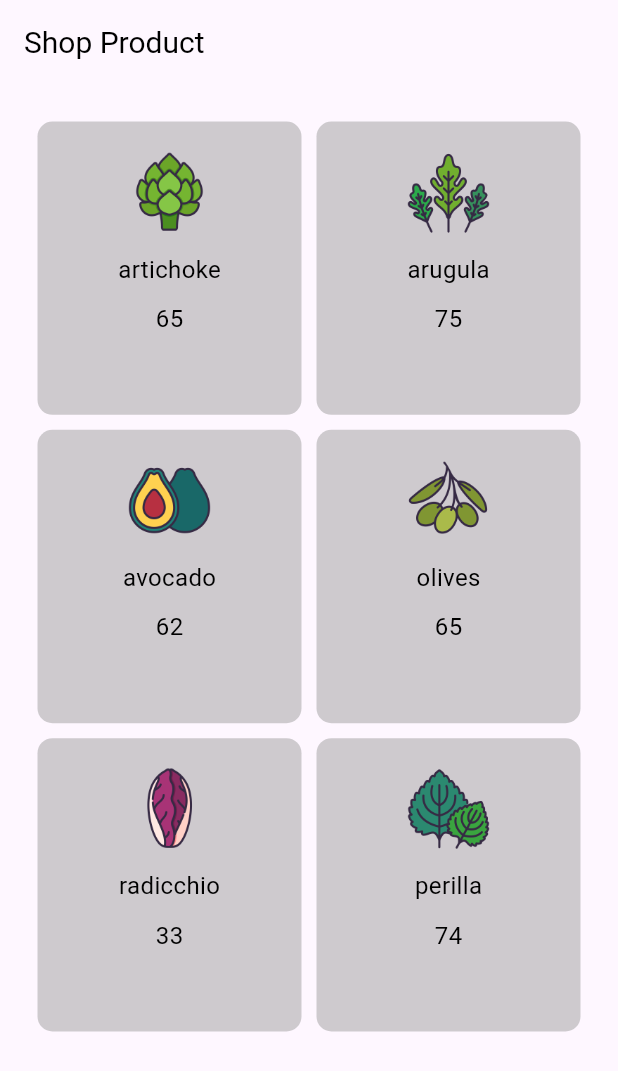
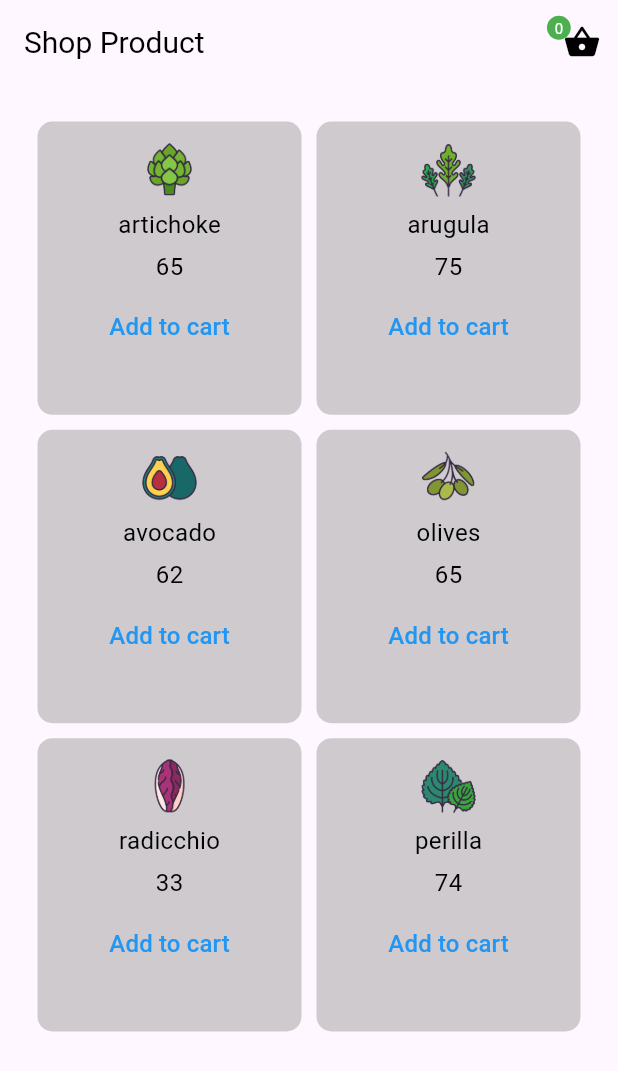
Before and after one commit to abdulrahmanahme/Flutter-Riverpod, a Flutter app: the screen it shows after launch, on a phone screen of 412 x 824 dp. Shown: the top 1071 px of the screen. Run offline on Flutter 3.47's test engine with Material 3 defaults, Android fonts, the phone set to English and light mode, and no system bars; our stand-ins replace flutter_riverpod, riverpod_annotation; missing offline and left inert: dart:ffi.

Commit message:
- Add shop provider

```diff
--- a/lib/shop/view/shop_product_screen.dart
+++ b/lib/shop/view/shop_product_screen.dart
@@ -1,7 +1,11 @@
+import 'dart:developer';
+
 import 'package:flutter/material.dart';
 import 'package:flutter/rendering.dart';
 import 'package:flutter_riverpod/flutter_riverpod.dart';
+import 'package:riverpod2/shop/cart_provider/cart_provider.dart';
 import 'package:riverpod2/shop/product_provider/product_provider.dart';
+import 'package:riverpod2/shop/view/cart_product_screen.dart';
 
 class ShopProductScreen extends ConsumerWidget {
   const ShopProductScreen({super.key});
@@ -9,6 +13,8 @@ class ShopProductScreen extends ConsumerWidget {
   @override
   Widget build(BuildContext context, ref) {
     final shopProduct = ref.watch(productShop);
+    final carProvider = ref.watch(cartNotifierProvider);
+
     return Scaffold(
       appBar: AppBar(
         title: const Text(
@@ -18,6 +24,7 @@ class ShopProductScreen extends ConsumerWidget {
             color: Colors.black,
           ),
         ),
+        actions: const [CartIconWidget()],
       ),
       body: Padding(
         padding: const EdgeInsets.all(15.0),
@@ -37,14 +44,14 @@ class ShopProductScreen extends ConsumerWidget {
                 borderRadius: BorderRadius.circular(10),
               ),
               child: Column(
-                spacing: 10,
+                spacing: 5,
                 children: [
                   const SizedBox(
                     height: 7,
                   ),
                   Image.asset(
-                    height: 60,
-                    width: 60,
+                    height: 40,
+                    width: 40,
                     shopProduct[index].image,
                     fit: BoxFit.cover,
                   ),
@@ -56,6 +63,30 @@ class ShopProductScreen extends ConsumerWidget {
                     shopProduct[index].price.toString(),
                     style: const TextStyle(color: Colors.black, fontSize: 16),
                   ),
+                  if (carProvider.contains(shopProduct[index]))
+                    TextButton(
+                      onPressed: () {
+                        ref
+                            .read(cartNotifierProvider.notifier)
+                            .removeProduct(shopProduct[index]);
+                      },
+                      child: const Text(
+                        'Remove',
+                        style: TextStyle(color: Colors.blue, fontSize: 16),
+                      ),
+                    ),
+                  if (!carProvider.contains(shopProduct[index]))
+                    TextButton(
+                      onPressed: () {
+                        ref
+                            .read(cartNotifierProvider.notifier)
+                            .addProduct(shopProduct[index]);
+                      },
+                      child: const Text(
+                        'Add to cart',
+                        style: TextStyle(color: Colors.blue, fontSize: 16),
+                      ),
+                    ),
                 ],
               ),
             );
@@ -65,3 +96,56 @@ class ShopProductScreen extends ConsumerWidget {
     );
   }
 }
+
+class CartIconWidget extends ConsumerWidget {
+  const CartIconWidget({
+    super.key,
+  });
+
+  @override
+  Widget build(BuildContext context, ref) {
+    final totalCartNumber = ref.watch(cartNotifierProvider);
+
+    log('AAAAAAAA');
+    return IconButton(
+      onPressed: () {
+        Navigator.push(
+          context,
+          MaterialPageRoute(
+            builder: (context) => const CartProductScreen(),
+          ),
+        );
+      },
+      icon: Stack(
+        clipBehavior: Clip.none,
+        children: [
+          const Icon(
+            Icons.shopping_basket,
+            size: 25,
+            color: Colors.black,
+          ),
+          Positioned(
+            // top: 10,
+            right: 20,
+            bottom: 10,
+
+            child: Container(
+              decoration: const BoxDecoration(
+                  shape: BoxShape.circle, color: Colors.green),
+              child: Padding(
+                padding: const EdgeInsets.all(5.0),
+                child: Text(
+                  totalCartNumber.length.toString(),
+                  style: const TextStyle(
+                    fontSize: 10,
+                    color: Colors.white,
+                  ),
+                ),
+              ),
+            ),
+          )
+        ],
+      ),
+    );
+  }
+}
--- a/pubspec.yaml
+++ b/pubspec.yaml
@@ -38,9 +38,14 @@ dependencies:
   flutter_riverpod: ^2.6.1
   http: ^1.2.2
 
+
+
 dev_dependencies:
   flutter_test:
     sdk: flutter
+  riverpod_annotation: ^2.6.1
+  riverpod_generator: ^2.6.3
+  build_runner: ^2.4.14
 
   # The "flutter_lints" package below contains a set of recommended lints to
   # encourage good coding practices. The lint set provided by the package is
```
Also changed, not shown: lib/shop/cart_provider/cart_provider.dart (added, +43 -0 lines), lib/shop/product_provider/product_provider.dart (+13 -1 lines), lib/shop/view/cart_product_screen.dart (added, +76 -0 lines), pubspec.lock.
